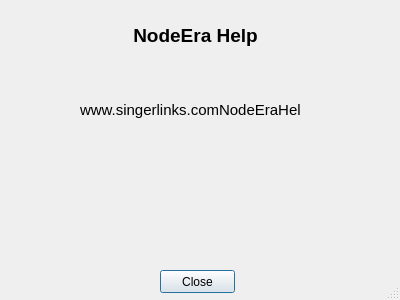
Before: the Qt Designer form forms/OnlineHelpDLG.ui in jsinger0420/NodeEra, drawn with Qt 5.
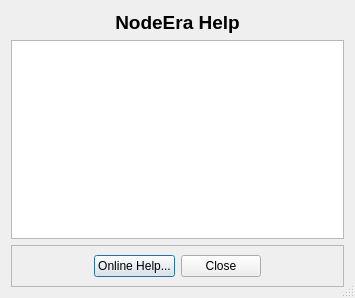
After: the same form once the commit is applied.

Commit message: Added announcements display on splash screen Added button to bring up online users manual

The edit to the form file:
```diff
--- a/forms/OnlineHelpDLG.ui
+++ b/forms/OnlineHelpDLG.ui
@@ -6,8 +6,8 @@
    <rect>
     <x>0</x>
     <y>0</y>
-    <width>400</width>
-    <height>300</height>
+    <width>355</width>
+    <height>298</height>
    </rect>
   </property>
   <property name="windowTitle">
@@ -16,28 +16,9 @@
   <property name="sizeGripEnabled">
    <bool>true</bool>
   </property>
-  <widget class="QPushButton" name="btnClose">
-   <property name="geometry">
-    <rect>
-     <x>160</x>
-     <y>270</y>
-     <width>75</width>
-     <height>23</height>
-    </rect>
-   </property>
-   <property name="text">
-    <string>Close</string>
-   </property>
-  </widget>
+  <layout class="QVBoxLayout" name="verticalLayout">
+   <item>
   <widget class="QLabel" name="label">
-   <property name="geometry">
-    <rect>
-     <x>10</x>
-     <y>20</y>
-     <width>371</width>
-     <height>31</height>
-    </rect>
-   </property>
    <property name="font">
     <font>
      <pointsize>14</pointsize>
@@ -52,24 +33,63 @@
     <set>Qt::AlignCenter</set>
    </property>
   </widget>
-  <widget class="QLabel" name="lblHelp1">
-   <property name="geometry">
-    <rect>
-     <x>80</x>
-     <y>100</y>
-     <width>221</width>
+   </item>
+   <item>
+    <widget class="QTextBrowser" name="txtHelp"/>
+   </item>
+   <item>
+    <widget class="QFrame" name="frame">
+     <property name="frameShape">
+      <enum>QFrame::StyledPanel</enum>
+     </property>
+     <property name="frameShadow">
+      <enum>QFrame::Raised</enum>
+     </property>
+     <layout class="QHBoxLayout" name="horizontalLayout">
+      <item>
+       <spacer name="horizontalSpacer_2">
+        <property name="orientation">
+         <enum>Qt::Horizontal</enum>
+        </property>
+        <property name="sizeHint" stdset="0">
+         <size>
+          <width>72</width>
      <height>20</height>
-    </rect>
-   </property>
-   <property name="font">
-    <font>
-     <pointsize>11</pointsize>
-    </font>
-   </property>
+         </size>
+        </property>
+       </spacer>
+      </item>
+      <item>
+       <widget class="QPushButton" name="btnHelp">
+        <property name="text">
+         <string>Online Help...</string>
+        </property>
+       </widget>
+      </item>
+      <item>
+       <widget class="QPushButton" name="btnClose">
    <property name="text">
-    <string>www.singerlinks.comNodeEraHelp</string>
-   </property>
-  </widget>
+         <string>Close</string>
+        </property>
+       </widget>
+      </item>
+      <item>
+       <spacer name="horizontalSpacer">
+        <property name="orientation">
+         <enum>Qt::Horizontal</enum>
+        </property>
+        <property name="sizeHint" stdset="0">
+         <size>
+          <width>71</width>
+          <height>20</height>
+         </size>
+        </property>
+       </spacer>
+      </item>
+     </layout>
+    </widget>
+   </item>
+  </layout>
  </widget>
  <resources/>
  <connections/>
```
Lines whose indentation alone changed are shown as unchanged. The commit also changes 9 other files.
